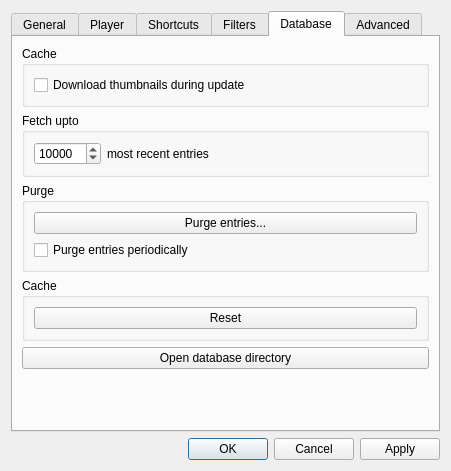
The window that rss_tube/gui/designs/widget_settings.ui (seird/rsstube) describes before a commit, drawn with Qt 5.
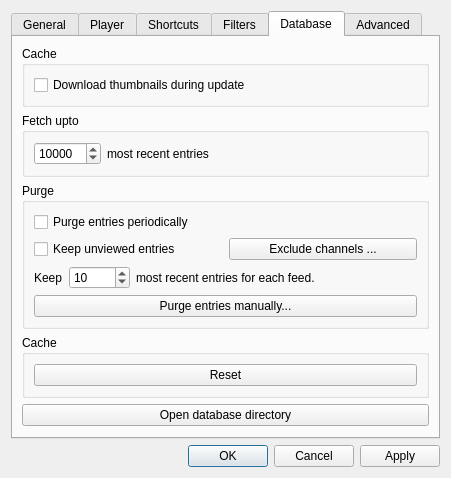
The same window after the commit. The open tabs and pages were chosen to show the change.

Commit message: choose channels to be excluded from the purge

The edit to the form file:
```diff
--- a/rss_tube/gui/designs/widget_settings.ui
+++ b/rss_tube/gui/designs/widget_settings.ui
@@ -7,7 +7,7 @@
     <x>0</x>
     <y>0</y>
     <width>451</width>
-    <height>435</height>
+    <height>442</height>
    </rect>
   </property>
   <property name="windowTitle">
@@ -491,10 +491,10 @@
           <string>Purge</string>
          </property>
          <layout class="QGridLayout" name="gridLayout_8">
-          <item row="0" column="0">
+          <item row="6" column="0" colspan="2">
            <widget class="QPushButton" name="pb_purge_entries">
             <property name="text">
-             <string>Purge entries...</string>
+             <string>Purge entries manually...</string>
             </property>
            </widget>
           </item>
@@ -505,6 +505,68 @@
             </property>
            </widget>
           </item>
+          <item row="2" column="1">
+           <widget class="QPushButton" name="pb_exclude_channels">
+            <property name="text">
+             <string>Exclude channels ...</string>
+            </property>
+           </widget>
+          </item>
+          <item row="2" column="0">
+           <widget class="QCheckBox" name="cb_keep_unviewed">
+            <property name="text">
+             <string>Keep unviewed entries</string>
+            </property>
+           </widget>
+          </item>
+          <item row="5" column="0" colspan="2">
+           <layout class="QGridLayout" name="gridLayout_4">
+            <item row="0" column="0" colspan="2">
+             <layout class="QHBoxLayout" name="horizontalLayout_10">
+              <item>
+               <widget class="QLabel" name="label">
+                <property name="text">
+                 <string>Keep</string>
+                </property>
+               </widget>
+              </item>
+              <item>
+               <widget class="QSpinBox" name="spin_entries_to_keep">
+                <property name="minimum">
+                 <number>0</number>
+                </property>
+                <property name="maximum">
+                 <number>99999</number>
+                </property>
+                <property name="value">
+                 <number>10</number>
+                </property>
+               </widget>
+              </item>
+              <item>
+               <widget class="QLabel" name="label_5">
+                <property name="text">
+                 <string>most recent entries for each feed.</string>
+                </property>
+               </widget>
+              </item>
+              <item>
+               <spacer name="horizontalSpacer_5">
+                <property name="orientation">
+                 <enum>Qt::Horizontal</enum>
+                </property>
+                <property name="sizeHint" stdset="0">
+                 <size>
+                  <width>40</width>
+                  <height>20</height>
+                 </size>
+                </property>
+               </spacer>
+              </item>
+             </layout>
+            </item>
+           </layout>
+          </item>
          </layout>
         </widget>
        </item>
```
Left out of the diff: 2 changed lines with no effect on the pictures. The commit also changes 8 other files.
